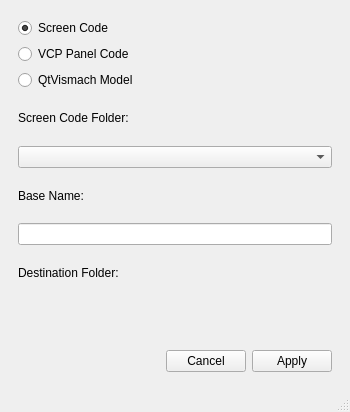
Above: share/qtvcp/panels/copy/copy.ui from LinuxCNC/linuxcnc before the change. Below: the same form after it.
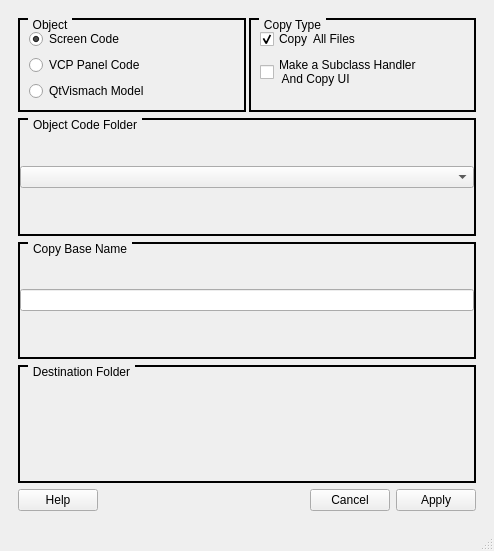
That is the form after the change. Custom widgets are drawn as their Qt base class.

Commit message:
qtvcp -copy panel: add subclass of screen handler option
And basic help files

The edit to the form file:
```diff
--- a/share/qtvcp/panels/copy/copy.ui
+++ b/share/qtvcp/panels/copy/copy.ui
@@ -6,13 +6,25 @@
    <rect>
     <x>0</x>
     <y>0</y>
-    <width>350</width>
-    <height>412</height>
+    <width>494</width>
+    <height>551</height>
    </rect>
   </property>
   <property name="windowTitle">
    <string>MainWindow</string>
   </property>
+  <property name="styleSheet">
+   <string notr="true">QGroupBox {
+    border: 2px solid b;axk;
+    margin-top: 0.5em;
+}
+
+QGroupBox::title {
+    subcontrol-origin: margin;
+    left: 10px;
+    padding: 0 3px 0 3px;
+}</string>
+  </property>
   <widget class="QWidget" name="centralwidget">
    <layout class="QVBoxLayout" name="verticalLayout">
     <item>
@@ -36,63 +48,210 @@
         </property>
         <layout class="QVBoxLayout" name="verticalLayout_2">
          <item>
-          <widget class="QRadioButton" name="radiobutton_screen">
-           <property name="text">
-            <string>Screen Code</string>
+          <layout class="QHBoxLayout" name="horizontalLayout_4">
+           <property name="spacing">
+            <number>3</number>
            </property>
-           <property name="checked">
-            <bool>true</bool>
-           </property>
-          </widget>
+           <item>
+            <widget class="QGroupBox" name="groupBox">
+             <property name="sizePolicy">
+              <sizepolicy hsizetype="Preferred" vsizetype="Fixed">
+               <horstretch>0</horstretch>
+               <verstretch>0</verstretch>
+              </sizepolicy>
+             </property>
+             <property name="title">
+              <string>Object</string>
+             </property>
+             <layout class="QVBoxLayout" name="verticalLayout_3">
+              <item>
+               <widget class="QRadioButton" name="radiobutton_screen">
+                <property name="text">
+                 <string>Screen Code</string>
+                </property>
+                <property name="checked">
+                 <bool>true</bool>
+                </property>
+               </widget>
+              </item>
+              <item>
+               <widget class="QRadioButton" name="radiobutton_vcp">
+                <property name="text">
+                 <string>VCP Panel Code</string>
+                </property>
+               </widget>
+              </item>
+              <item>
+               <widget class="QRadioButton" name="radiobutton_vismach">
+                <property name="text">
+                 <string>QtVismach Model</string>
+                </property>
+               </widget>
+              </item>
+             </layout>
+            </widget>
+           </item>
+           <item>
+            <widget class="QGroupBox" name="groupBoxType">
+             <property name="sizePolicy">
+              <sizepolicy hsizetype="Preferred" vsizetype="Fixed">
+               <horstretch>0</horstretch>
+               <verstretch>0</verstretch>
+              </sizepolicy>
+             </property>
+             <property name="title">
+              <string>Copy Type</string>
+             </property>
+             <layout class="QVBoxLayout" name="handlerOptionsLayout">
+              <item>
+               <widget class="QCheckBox" name="checkBoxCopyHandler">
+                <property name="text">
+                 <string>Copy  All Files</string>
+                </property>
+                <property name="checked">
+                 <bool>true</bool>
+                </property>
+                <property name="autoExclusive">
+                 <bool>true</bool>
+                </property>
+                <attribute name="buttonGroup">
+                 <string notr="true">buttonGroup</string>
+                </attribute>
+               </widget>
+              </item>
+              <item>
+               <widget class="QCheckBox" name="checkBoxSubclassHandler">
+                <property name="text">
+                 <string>Make a Subclass Handler 
+ And Copy UI</string>
+                </property>
+                <property name="autoRepeat">
+                 <bool>false</bool>
+                </property>
+                <property name="autoExclusive">
+                 <bool>true</bool>
+                </property>
+                <attribute name="buttonGroup">
+                 <string notr="true">buttonGroup</string>
+                </attribute>
+               </widget>
+              </item>
+              <item>
+               <spacer name="verticalSpacer">
+                <property name="orientation">
+                 <enum>Qt::Vertical</enum>
+                </property>
+                <property name="sizeType">
+                 <enum>QSizePolicy::Fixed</enum>
+                </property>
+                <property name="sizeHint" stdset="0">
+                 <size>
+                  <width>20</width>
+                  <height>12</height>
+                 </size>
+                </property>
+               </spacer>
+              </item>
+             </layout>
+            </widget>
+           </item>
+          </layout>
          </item>
          <item>
-          <widget class="QRadioButton" name="radiobutton_vcp">
-           <property name="text">
-            <string>VCP Panel Code</string>
+          <widget class="QGroupBox" name="groupBox">
+           <property name="styleSheet">
+            <string notr="true"/>
            </property>
-          </widget>
-         </item>
-         <item>
-          <widget class="QRadioButton" name="radiobutton_vismach">
-           <property name="text">
-            <string>QtVismach Model</string>
+           <property name="title">
+            <string>Object Code Folder</string>
            </property>
+           <layout class="QVBoxLayout" name="verticalLayout_4">
+            <property name="leftMargin">
+             <number>0</number>
+            </property>
+            <property name="topMargin">
+             <number>6</number>
+            </property>
+            <property name="rightMargin">
+             <number>0</number>
+            </property>
+            <property name="bottomMargin">
+             <number>6</number>
+            </property>
+            <item>
+             <widget class="QComboBox" name="comboBox"/>
+            </item>
+           </layout>
           </widget>
          </item>
          <item>
-          <widget class="QLabel" name="label">
-           <property name="text">
-            <string>Screen Code Folder:</string>
+          <widget class="QGroupBox" name="groupBox_2">
+           <property name="title">
+            <string>Copy Base Name</string>
            </property>
-          </widget>
-         </item>
-         <item>
-          <widget class="QComboBox" name="comboBox"/>
-         </item>
-         <item>
-          <widget class="QLabel" name="label_3">
-           <property name="text">
-            <string>Base Name:</string>
+           <property name="flat">
+            <bool>false</bool>
            </property>
+           <layout class="QVBoxLayout" name="verticalLayout_5">
+            <property name="leftMargin">
+             <number>0</number>
+            </property>
+            <property name="topMargin">
+             <number>6</number>
+            </property>
+            <property name="rightMargin">
+             <number>0</number>
+            </property>
+            <property name="bottomMargin">
+             <number>6</number>
+            </property>
+            <item>
+             <widget class="QLineEdit" name="lineEdit"/>
+            </item>
+           </layout>
           </widget>
          </item>
          <item>
-          <widget class="QLineEdit" name="lineEdit"/>
-         </item>
-         <item>
-          <widget class="QLabel" name="label_2">
-           <property name="text">
-            <string>Destination Folder:</string>
+          <widget class="QGroupBox" name="groupBox_3">
+           <property name="title">
+            <string>Destination Folder</string>
            </property>
+           <layout class="QVBoxLayout" name="verticalLayout_6">
+            <property name="spacing">
+             <number>0</number>
+            </property>
+            <property name="leftMargin">
+             <number>0</number>
+            </property>
+            <property name="topMargin">
+             <number>3</number>
+            </property>
+            <property name="rightMargin">
+             <number>0</number>
+            </property>
+            <property name="bottomMargin">
+             <number>0</number>
+            </property>
+            <item>
+             <widget class="FileManager" name="filemanager"/>
+            </item>
+           </layout>
           </widget>
          </item>
-         <item>
-          <widget class="FileManager" name="filemanager"/>
-         </item>
          <item>
           <layout class="QHBoxLayout" name="horizontalLayout_2">
+           <property name="spacing">
+            <number>6</number>
+           </property>
            <item>
             <layout class="QHBoxLayout" name="horizontalLayout_3">
+             <item>
+              <widget class="QPushButton" name="helpButton">
+               <property name="text">
+                <string>Help</string>
+               </property>
+              </widget>
+             </item>
              <item>
               <spacer name="horizontalSpacer">
                <property name="orientation">
```
Left out of the diff: 52 changed lines with no effect on the pictures. The commit also changes 6 other files.
